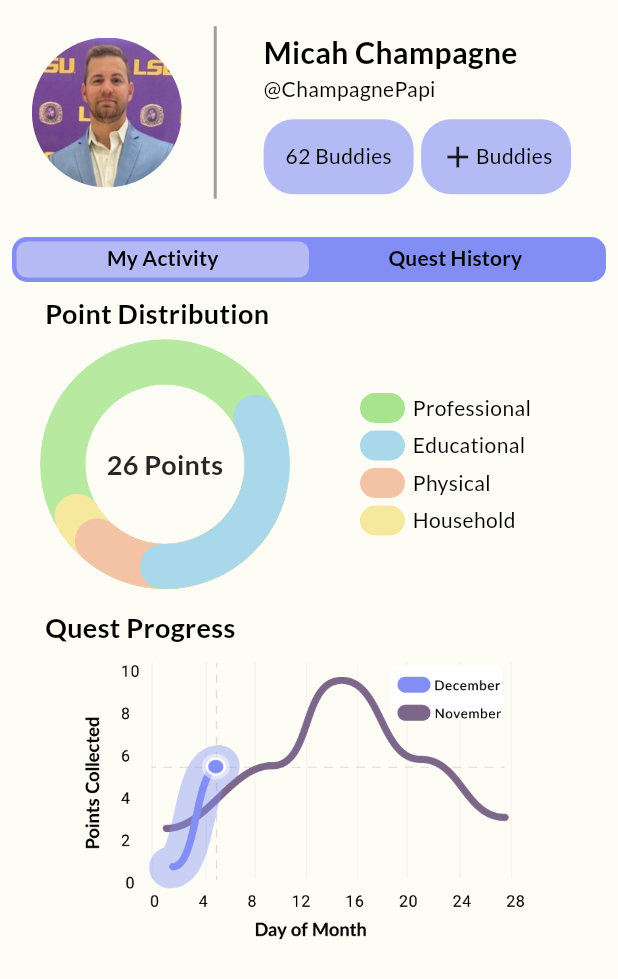
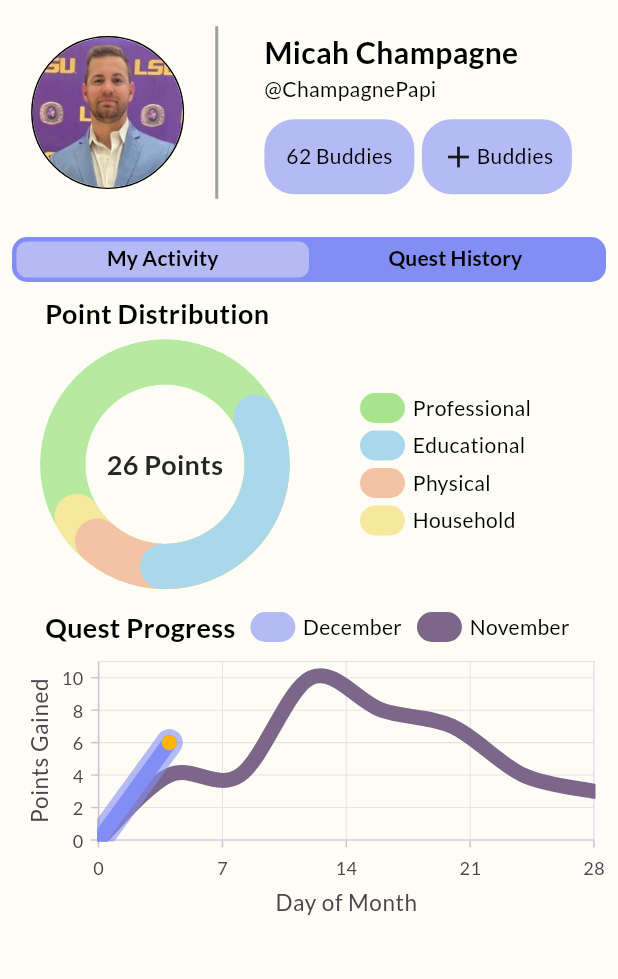
Before and after one commit to Micah-Champagne/SoftwareSystemDevelop, a Flutter app: the ProfilePage screen opened directly with empty values, on a phone screen of 412 x 824 dp. Shown: the top 979 px of the screen. Run offline on Flutter 3.47's test engine with Material 3 defaults, Android fonts, the phone set to English and light mode, and no system bars; drawn by our look-alikes of syncfusion_flutter_gauges; our stand-ins replace flutter_svg, google_fonts, syncfusion_flutter_charts.

Commit message:
Mo Changes
Added the Spline Chart Animation, added borders to the profile pictures, and fixed the index correlation for usernames loading profiles due to change in Username removing the "@" Symbol

```diff
--- a/quest/lib/models/post_model.dart
+++ b/quest/lib/models/post_model.dart
@@ -38,14 +38,14 @@ class PostModel {
     String WillPhoto = "assets/icons/will.jpeg";
     String LeePhoto = "assets/icons/lee.jpeg";
 
-    String AbbyUser = "@AbEE33";
-    String ArushiUser = "@Yoshi";
-    String TylerUser = "@StayZan234";
-    String ReinhardUser = "@RineH3art";
-    String MicahUser = "@ChampagnePapi";
-    String NashUser = "@Nash1_Bo1";
-    String WillUser = "@Bi.ll.iam";
-    String LeeUser = "@Le0p0old";
+    String AbbyUser = "AbEE33";
+    String ArushiUser = "Yoshi";
+    String TylerUser = "StayZan234";
+    String ReinhardUser = "RineH3art";
+    String MicahUser = "ChampagnePapi";
+    String NashUser = "Nash1_Bo1";
+    String WillUser = "Bi.ll.iam";
+    String LeeUser = "Le0p0old";
 
     String AbbyFullName = "Abby Debenport";
     String ArushiFullName = "Arushi Ghildiyal";
@@ -141,7 +141,7 @@ class PostModel {
       username: MicahUser,
       time: "1 hour ago",
       fullName: MicahFullName,
-      quest: "Cried",
+      quest: "Prepared for a meeting",
       boxColor: professional,
       likedAmount: 28,
     ));
@@ -317,14 +317,14 @@ class PostModel {
     String WillPhoto = "assets/icons/will.jpeg";
     String LeePhoto = "assets/icons/lee.jpeg";
 
-    String AbbyUser = "@AbEE33";
-    String ArushiUser = "@Yoshi";
-    String TylerUser = "@StayZan234";
-    String ReinhardUser = "@RineH3art";
-    String MicahUser = "@ChampagnePapi";
-    String NashUser = "@Nash1_Bo1";
-    String WillUser = "@Bi.ll.iam";
-    String LeeUser = "@Le0p0old";
+    String AbbyUser = "AbEE33";
+    String ArushiUser = "Yoshi";
+    String TylerUser = "StayZan234";
+    String ReinhardUser = "RineH3art";
+    String MicahUser = "ChampagnePapi";
+    String NashUser = "Nash1_Bo1";
+    String WillUser = "Bi.ll.iam";
+    String LeeUser = "Le0p0old";
 
     String AbbyFullName = "Abby Debenport";
     String ArushiFullName = "Arushi Ghildiyal";
@@ -411,7 +411,7 @@ class PostModel {
       username: MicahUser,
       time: "1 hour ago",
       fullName: MicahFullName,
-      quest: "Cried",
+      quest: "Prepared for a meeting",
       boxColor: professional,
       likedAmount: 28,
     ));
--- a/quest/lib/pages/profilePage.dart
+++ b/quest/lib/pages/profilePage.dart
@@ -7,6 +7,7 @@ import 'package:quest/models/post_model.dart';
 import 'package:quest/utils/colors.dart';
 import 'package:quest/utils/history_bar_chart.dart';
 import 'package:quest/utils/radial_bar_chart.dart';
+import 'package:quest/utils/splinechart1.dart';
 
 class ProfilePage extends StatefulWidget {
   final VoidCallback onAddBuddy;
@@ -42,7 +43,7 @@ class _ProfilePageState extends State<ProfilePage>
       posts = PostModel.getBeforeCategories();
     }
 
-    String selectedUser = "@ChampagnePapi";
+    String selectedUser = "ChampagnePapi";
     selectedPosts =
         posts.where((post) => post.username == selectedUser).toList();
   }
@@ -132,11 +133,20 @@ class _ProfilePageState extends State<ProfilePage>
     return Row(
       mainAxisAlignment: MainAxisAlignment.spaceEvenly,
       children: [
-        ClipOval(
+        Container(
+          decoration: BoxDecoration(
+                  shape: BoxShape.circle,
+                  border: Border.all(
+                    color: Colors.black,
+                    width: 1,
+                  ),
+                ),
+          child: ClipOval(
             child: Image.asset(
               'assets/icons/Micah.jpeg',
               height: 100,
               width: 100,
+            ),
           ),
         ),
         Container(
@@ -285,16 +295,50 @@ class _ProfilePageState extends State<ProfilePage>
             ],
           ),
           Padding(
-            padding: const EdgeInsets.only(left: 30.0, bottom: 8.0, top: 8),
-            child: Text("Quest Progress",
+            padding: const EdgeInsets.only(left: 30.0, top: 8),
+            child: Row(
+              children: [
+                Text("Quest Progress",
                     style: GoogleFonts.lato(
                         fontSize: 18,
                         fontWeight: FontWeight.bold,
                         color: Colors.black)),
+                SizedBox(width: 10),
+                        Row(
+                          children:[
+                            Row(
+                              children: [
+                                Container(
+                                height: 20,
+                                width: 30,
+                                decoration: BoxDecoration(
+                                    borderRadius: BorderRadius.circular(10),
+                                    color: OurColors().lightPurple),
+                                ),
+                                SizedBox(width: 5,),
+                                Text("December", style: GoogleFonts.lato(color: Colors.black)),
+                              ],
+                            ),
+                            SizedBox(width: 10),
+                            Row(
+                              children: [Container(
+                            height: 20,
+                            width: 30,
+                            decoration: BoxDecoration(
+                                borderRadius: BorderRadius.circular(10),
+                                color: Color(0xff7C678A),),
+                            ),
+                            SizedBox(width: 5),
+                            Text("November", style: GoogleFonts.lato(color: Colors.black))],
+                            )
+                          ]
+                        )
+              ],
+            ),
           ),
           Center(
-            child: Image.asset('assets/icons/LineChart.jpeg', height: 190),
-          ),
+              //child: Image.asset('assets/icons/LineChart.jpeg', height: 190),
+              child: Container(child: SplineChart1())),
         ],
       ),
     );
--- /dev/null
+++ b/quest/lib/utils/splinechart1.dart
@@ -0,0 +1,92 @@
+import 'package:flutter/material.dart';
+import 'package:quest/utils/colors.dart';
+import 'package:syncfusion_flutter_charts/charts.dart';
+
+class SplineChart1 extends StatefulWidget {
+  const SplineChart1({super.key});
+
+  @override
+  _SplineChart1State createState() => _SplineChart1State();
+}
+
+class _SplineChart1State extends State<SplineChart1> {
+  @override
+  Widget build(BuildContext context) {
+    final List<ChartData> chartData = [
+      ChartData(0, 0, 0, 0),
+      ChartData(4, 4, 6, 6),
+      ChartData(8, 4, null, null),
+      ChartData(12, 10, null, null),
+      ChartData(16, 8, null, null),
+      ChartData(20, 7, null, null),
+      ChartData(24, 4, null, null),
+      ChartData(28, 3, null, null),
+    ];
+
+    return SizedBox(
+      height: 190,
+      width: 400,
+      child: SfCartesianChart(
+        primaryXAxis: const NumericAxis(
+          title: AxisTitle(text: 'Day of Month'),
+          interval: 7,
+          labelFormat: '{value}',
+          isVisible: true,
+        ),
+        primaryYAxis: const NumericAxis(
+          title: AxisTitle(text: 'Points Gained'),
+          interval: 2,
+          maximum: 11,
+        ),
+        series: <CartesianSeries>[
+          SplineSeries<ChartData, int>(
+            width: 10,
+            color: const Color(0xff7C678A),
+            dataSource: chartData,
+            xValueMapper: (ChartData data, _) => data.x,
+            yValueMapper: (ChartData data, _) => data.y1,
+            animationDuration: 2000,
+          ),
+          SplineSeries<ChartData, int>(
+            width: 10,
+            color: const Color(0xff838EF4),
+            dataSource: chartData,
+            xValueMapper: (ChartData data, _) => data.x,
+            yValueMapper: (ChartData data, _) => data.y2,
+            animationDuration: 9000,
+          ),
+          SplineSeries<ChartData, int>(
+            width: 18,
+            color: const Color(0x99838EF4),
+            dataSource: chartData,
+            xValueMapper: (ChartData data, _) => data.x,
+            yValueMapper: (ChartData data, _) => data.y3,
+            animationDuration: 9000,
+          ),
+          ScatterSeries<ChartData, int>(
+            dataSource: chartData.where((data) => data.x == 4).toList(),
+            xValueMapper: (ChartData data, _) => data.x,
+            yValueMapper: (ChartData data, _) => data.y2 ?? 0,
+            markerSettings: MarkerSettings(
+              borderColor: Colors.white,
+              borderWidth: 3,
+              isVisible: true,
+              shape: DataMarkerType.circle,
+              width: 10,
+              height: 10,
+              color: Color(0xff838EF4),
+            ),
+          ),
+        ],
+      ),
+    );
+  }
+}
+
+class ChartData {
+  ChartData(this.x, this.y1, this.y2, this.y3);
+  final int x;
+  final double? y1;
+  final double? y2;
+  final double? y3;
+}
```
Also changed, not shown: quest/lib/models/buddyListModel.dart (+17 -17 lines), quest/lib/pages/addBuddyList.dart (+35 -15 lines), quest/lib/pages/buddyList.dart (+36 -15 lines), quest/lib/pages/buddyProfileFromFeed.dart (+12 -4 lines), quest/lib/pages/buddyProfileFromList.dart (+13 -4 lines), quest/lib/pages/createQuest.dart (+45 -12 lines). Lines whose indentation alone changed are shown as unchanged.
